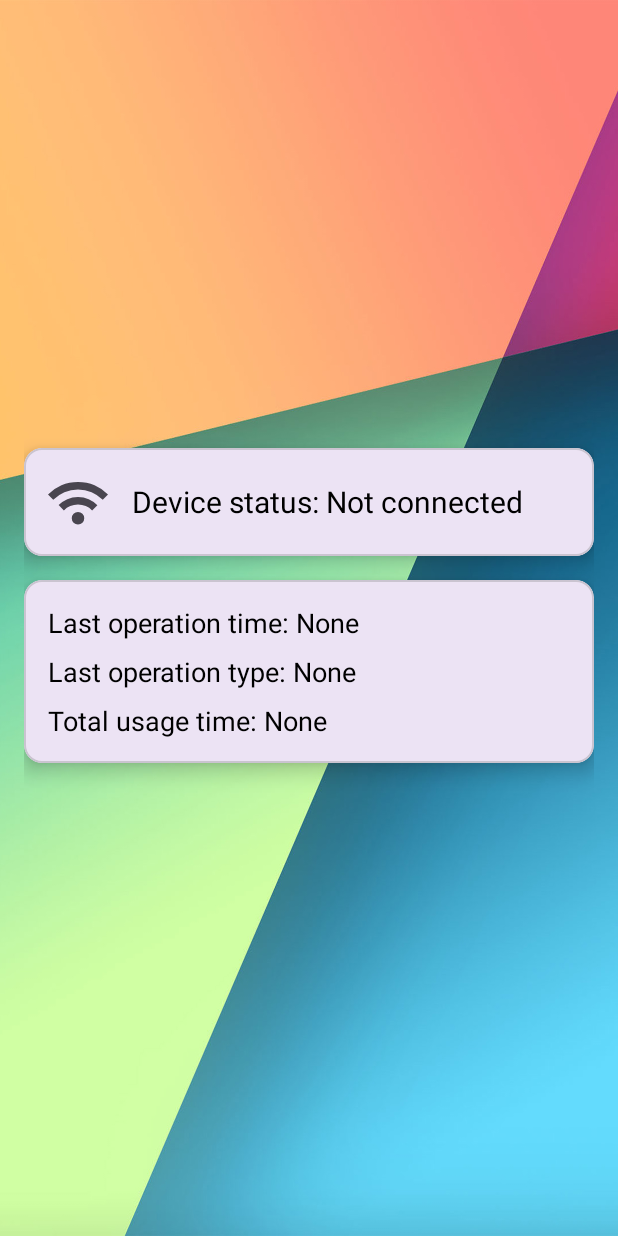
After one commit to foliage21/SplitMate_android_app, an Android app: the BleDataActivity screen opened directly, with no data from a screen before it, on a phone screen of 412 x 824 dp. The commit adds this screen. Run offline under Robolectric (Android 15) with nearby library versions, the phone set to English and light mode, and no system bars; our stand-ins replace Firebase (no records; nobody signed in at launch, a user with empty details on screens opened directly).

Commit message:
Complete the Bluetooth part, treat the sensor as a switch, and send the usage time to the database

```diff
--- /dev/null
+++ b/app/src/main/java/com/example/splitmate_delta/activity/BleDataActivity.java
@@ -0,0 +1,214 @@
+package com.example.splitmate_delta.activity;
+
+import android.Manifest;
+import android.bluetooth.BluetoothAdapter;
+import android.bluetooth.BluetoothDevice;
+import android.bluetooth.BluetoothGatt;
+import android.bluetooth.BluetoothGattCallback;
+import android.bluetooth.BluetoothManager;
+import android.bluetooth.BluetoothProfile;
+import android.bluetooth.le.BluetoothLeScanner;
+import android.bluetooth.le.ScanCallback;
+import android.bluetooth.le.ScanResult;
+import android.content.Context;
+import android.content.pm.PackageManager;
+import android.os.Bundle;
+import android.widget.ImageView;
+import android.widget.TextView;
+import android.widget.Toast;
+
+import androidx.appcompat.app.AppCompatActivity;
+import androidx.core.app.ActivityCompat;
+import androidx.core.content.ContextCompat;
+
+import com.example.splitmate_delta.R;
+import com.google.firebase.auth.FirebaseAuth;
+import com.google.firebase.database.DatabaseReference;
+import com.google.firebase.database.FirebaseDatabase;
+
+import java.text.SimpleDateFormat;
+import java.util.Date;
+import java.util.HashMap;
+import java.util.Locale;
+import java.util.Map;
+
+public class BleDataActivity extends AppCompatActivity {
+
+    private static final String BMD300_MAC_ADDRESS = "F2:41:15:61:63:3E";
+    private BluetoothLeScanner bluetoothLeScanner;
+    private BluetoothGatt bluetoothGatt;
+    private TextView statusTextView, lastOperationTimeTextView, lastOperationTypeTextView, totalUsageTimeTextView;
+    private ImageView statusIcon;
+    private DatabaseReference deviceControlsRef;
+    private long deviceTurnOnTimestamp = 0;
+
+    @Override
+    protected void onCreate(Bundle savedInstanceState) {
+        super.onCreate(savedInstanceState);
+        setContentView(R.layout.activity_ble_data);
+
+        initUIComponents();
+
+        deviceControlsRef = FirebaseDatabase.getInstance().getReference("deviceControls");
+
+        BluetoothAdapter bluetoothAdapter = ((BluetoothManager) getSystemService(Context.BLUETOOTH_SERVICE)).getAdapter();
+        bluetoothLeScanner = bluetoothAdapter.getBluetoothLeScanner();
+
+        checkPermissionsAndScan();
+    }
+
+    private void initUIComponents() {
+        statusTextView = findViewById(R.id.statusTextView);
+        lastOperationTimeTextView = findViewById(R.id.lastOperationTimeTextView);
+        lastOperationTypeTextView = findViewById(R.id.lastOperationTypeTextView);
+        totalUsageTimeTextView = findViewById(R.id.totalUsageTimeTextView);
+        statusIcon = findViewById(R.id.statusIcon);
+    }
+
+    // Processing authority
+    @Override
+    public void onRequestPermissionsResult(int requestCode, String[] permissions, int[] grantResults) {
+        super.onRequestPermissionsResult(requestCode, permissions, grantResults);
+
+        if (requestCode == 1) {
+            if (grantResults.length > 0 && grantResults[0] == PackageManager.PERMISSION_GRANTED) {
+                scanForDevice();
+            } else {
+                showToast("Bluetooth permission denied");
+            }
+        }
+    }
+
+    // Scan Bluetooth devices
+    private void scanForDevice() {
+        if (checkBluetoothPermission(Manifest.permission.BLUETOOTH_SCAN)) {
+            bluetoothLeScanner.startScan(leScanCallback);  // Use leScanCallback
+        } else {
+            showToast("Bluetooth scan permission not granted");
+        }
+    }
+
+    // Connect to device
+    private void connectToDevice(BluetoothDevice device) {
+        if (checkBluetoothPermission(Manifest.permission.BLUETOOTH_CONNECT)) {
+            bluetoothGatt = device.connectGatt(this, false, new BluetoothGattCallback() {
+                @Override
+                public void onConnectionStateChange(BluetoothGatt gatt, int status, int newState) {
+                    long timestamp = System.currentTimeMillis();
+                    runOnUiThread(() -> {
+                        if (newState == BluetoothProfile.STATE_CONNECTED) {
+                            deviceTurnOnTimestamp = timestamp;
+                            updateUIOnConnectionChange("Device connected", R.color.green, "Turned on", timestamp);
+                            uploadDataToFirebase("open", timestamp);
+                        } else if (newState == BluetoothProfile.STATE_DISCONNECTED) {
+                            updateUIOnConnectionChange("Device disconnected", R.color.red, "Turned off", timestamp);
+                            if (deviceTurnOnTimestamp != 0) {
+                                long duration = timestamp - deviceTurnOnTimestamp;
+                                String durationString = formatDuration(duration);
+                                totalUsageTimeTextView.setText("Total usage time: " + durationString);
+                            }
+                            uploadDataToFirebase("close", timestamp);
+                        }
+                    });
+                }
+
+                @Override
+                public void onServicesDiscovered(BluetoothGatt gatt, int status) {
+                    runOnUiThread(() -> {
+                        if (status == BluetoothGatt.GATT_SUCCESS) {
+                            showToast("Device services discovered");
+                        } else {
+                            showToast("Failed to discover services: " + status);
+                        }
+                    });
+                }
+            });
+        } else {
+            showToast("Bluetooth connection permission not granted");
+        }
+    }
+
+    // Update UI
+    private void updateUIOnConnectionChange(String statusMessage, int colorResId, String operationType, long timestamp) {
+        String formattedTime = new SimpleDateFormat("yyyy-MM-dd HH:mm:ss", Locale.getDefault()).format(new Date(timestamp));
+        statusTextView.setText("Device status: " + statusMessage);
+        statusIcon.setColorFilter(ContextCompat.getColor(BleDataActivity.this, colorResId), android.graphics.PorterDuff.Mode.SRC_IN);
+        lastOperationTimeTextView.setText("Last operation time: " + formattedTime);
+        lastOperationTypeTextView.setText("Last operation type: " + operationType);
+    }
+
+    // Firebase
+    private void uploadDataToFirebase(String action, long timestamp) {
+        String userId = FirebaseAuth.getInstance().getCurrentUser().getUid();
+        DatabaseReference userHistoryRef = deviceControlsRef.child(userId).child("controlHistory").push();
+
+        Map<String, Object> controlData = new HashMap<>();
+        controlData.put("action", action);
+        controlData.put("timestamp", timestamp);
+
+        userHistoryRef.setValue(controlData)
+                .addOnSuccessListener(aVoid -> showToast("Operation recorded"))
+                .addOnFailureListener(e -> showToast("Failed to upload: " + e.getMessage()));
+    }
+
+    private String formatDuration(long durationInMillis) {
+        return String.format(Locale.getDefault(), "%02d hours %02d minutes %02d seconds",
+                (durationInMillis / (1000 * 60 * 60)) % 24,
+                (durationInMillis / (1000 * 60)) % 60,
+                (durationInMillis / 1000) % 60);
+    }
+
+    private void showToast(String message) {
+        runOnUiThread(() -> Toast.makeText(BleDataActivity.this, message, Toast.LENGTH_SHORT).show());
+    }
+
+    private boolean checkBluetoothPermission(String permission) {
+        return ContextCompat.checkSelfPermission(this, permission) == PackageManager.PERMISSION_GRANTED;
+    }
+
+    private void requestPermissions() {
+        ActivityCompat.requestPermissions(this,
+                new String[] {
+                        Manifest.permission.BLUETOOTH_SCAN,
+                        Manifest.permission.BLUETOOTH_CONNECT,
+                        Manifest.permission.ACCESS_FINE_LOCATION
+                },
+                1
+        );
+    }
+
+    private void checkPermissionsAndScan() {
+        if (hasPermissions()) {
+            scanForDevice();
+        } else {
+            requestPermissions();
+        }
+    }
+
+    private boolean hasPermissions() {
+        return checkBluetoothPermission(Manifest.permission.BLUETOOTH_SCAN) &&
+                checkBluetoothPermission(Manifest.permission.BLUETOOTH_CONNECT) &&
+                checkBluetoothPermission(Manifest.permission.ACCESS_FINE_LOCATION);
+    }
+
+    // ScanCallback
+    private ScanCallback leScanCallback = new ScanCallback() {
+        @Override
+        public void onScanResult(int callbackType, ScanResult result) {
+            BluetoothDevice device = result.getDevice();
+            if (device.getAddress().equals(BMD300_MAC_ADDRESS)) {
+                if (checkBluetoothPermission(Manifest.permission.BLUETOOTH_SCAN)) {
+                    bluetoothLeScanner.stopScan(leScanCallback);
+                    connectToDevice(device);
+                } else {
+                    showToast("Bluetooth scan permission not granted");
+                }
+            }
+        }
+
+        @Override
+        public void onScanFailed(int errorCode) {
+            showToast("Scan failed: " + errorCode);
+        }
+    };
+}
--- a/app/src/main/java/com/example/splitmate_delta/activity/MainActivity.java
+++ b/app/src/main/java/com/example/splitmate_delta/activity/MainActivity.java
@@ -23,7 +23,7 @@ public class MainActivity extends AppCompatActivity {
         mBtnLogin = findViewById(R.id.btn_login);
         mBtnRegister = findViewById(R.id.btn_register);
 
-        //Register button
+        //login button
         mBtnLogin.setOnClickListener(new View.OnClickListener() {
             @Override
             public void onClick(View v) {
@@ -33,7 +33,7 @@ public class MainActivity extends AppCompatActivity {
             }
         });
 
-        // registration button
+        // register button
         mBtnRegister.setOnClickListener(new View.OnClickListener() {
             @Override
             public void onClick(View v) {
--- /dev/null
+++ b/app/src/main/res/drawable/wifi_24px.xml
@@ -0,0 +1,10 @@
+<vector xmlns:android="http://schemas.android.com/apk/res/android"
+    android:width="24dp"
+    android:height="24dp"
+    android:viewportWidth="960"
+    android:viewportHeight="960"
+    android:tint="?attr/colorControlNormal">
+  <path
+      android:fillColor="@android:color/white"
+      android:pathData="M480,840Q438,840 409,811Q380,782 380,740Q380,698 409,669Q438,640 480,640Q522,640 551,669Q580,698 580,740Q580,782 551,811Q522,840 480,840ZM254,614L170,528Q229,469 308.5,434.5Q388,400 480,400Q572,400 651.5,435Q731,470 790,530L706,614Q662,570 604,545Q546,520 480,520Q414,520 356,545Q298,570 254,614ZM84,444L0,360Q92,266 215,213Q338,160 480,160Q622,160 745,213Q868,266 960,360L876,444Q799,367 697.5,323.5Q596,280 480,280Q364,280 262.5,323.5Q161,367 84,444Z"/>
+</vector>
--- /dev/null
+++ b/app/src/main/res/layout/activity_ble_data.xml
@@ -0,0 +1,83 @@
+<?xml version="1.0" encoding="utf-8"?>
+<LinearLayout xmlns:android="http://schemas.android.com/apk/res/android"
+    xmlns:app="http://schemas.android.com/apk/res-auto"
+    android:layout_width="match_parent"
+    android:layout_height="match_parent"
+    android:orientation="vertical"
+    android:background="@drawable/background1"
+    android:padding="16dp"
+    android:gravity="center">
+
+    <com.google.android.material.card.MaterialCardView
+        android:layout_width="match_parent"
+        android:layout_height="wrap_content"
+        android:layout_marginBottom="16dp"
+        app:cardCornerRadius="12dp"
+        app:cardElevation="8dp">
+
+        <LinearLayout
+            android:layout_width="match_parent"
+            android:layout_height="wrap_content"
+            android:orientation="horizontal"
+            android:gravity="center_vertical"
+            android:padding="16dp">
+
+            <ImageView
+                android:id="@+id/statusIcon"
+                android:layout_width="40dp"
+                android:layout_height="40dp"
+                android:src="@drawable/wifi_24px"
+                android:layout_marginEnd="16dp" />
+
+            <TextView
+                android:id="@+id/statusTextView"
+                android:layout_width="wrap_content"
+                android:layout_height="wrap_content"
+                android:text="Device status: Not connected"
+                android:textSize="20sp"
+                android:textColor="@android:color/black" />
+        </LinearLayout>
+    </com.google.android.material.card.MaterialCardView>
+
+    <com.google.android.material.card.MaterialCardView
+        android:layout_width="match_parent"
+        android:layout_height="wrap_content"
+        app:cardCornerRadius="12dp"
+        app:cardElevation="8dp"
+        android:layout_marginBottom="16dp">
+
+        <LinearLayout
+            android:layout_width="match_parent"
+            android:layout_height="wrap_content"
+            android:orientation="vertical"
+            android:padding="16dp">
+
+            <TextView
+                android:id="@+id/lastOperationTimeTextView"
+                android:layout_width="wrap_content"
+                android:layout_height="wrap_content"
+                android:text="Last operation time: None"
+                android:textSize="18sp"
+                android:textColor="@android:color/black"
+                android:layout_marginBottom="8dp" />
+
+            <TextView
+                android:id="@+id/lastOperationTypeTextView"
+                android:layout_width="wrap_content"
+                android:layout_height="wrap_content"
+                android:text="Last operation type: None"
+                android:textSize="18sp"
+                android:textColor="@android:color/black"
+                android:layout_marginBottom="8dp" />
+
+            <TextView
+                android:id="@+id/totalUsageTimeTextView"
+                android:layout_width="wrap_content"
+                android:layout_height="wrap_content"
+                android:text="Total usage time: None"
+                android:textSize="18sp"
+                android:textColor="@android:color/black" />
+        </LinearLayout>
+    </com.google.android.material.card.MaterialCardView>
+
+</LinearLayout>
--- a/app/src/main/res/values/colors.xml
+++ b/app/src/main/res/values/colors.xml
@@ -2,4 +2,6 @@
 <resources>
     <color name="black">#FF000000</color>
     <color name="white">#FFFFFFFF</color>
+    <color name="green">#00FF00</color>  <!-- 绿色，表示连接成功 -->
+    <color name="red">#FF0000</color>    <!-- 红色，表示未连接 -->
 </resources>
```
Also changed, not shown: app/src/main/AndroidManifest.xml (+10 -0 lines), app/src/main/java/com/example/splitmate_delta/fragment/TenantDashboardFragment.java (+9 -0 lines), app/src/main/res/layout/fragment_tenant_dashboard.xml (+12 -0 lines).
